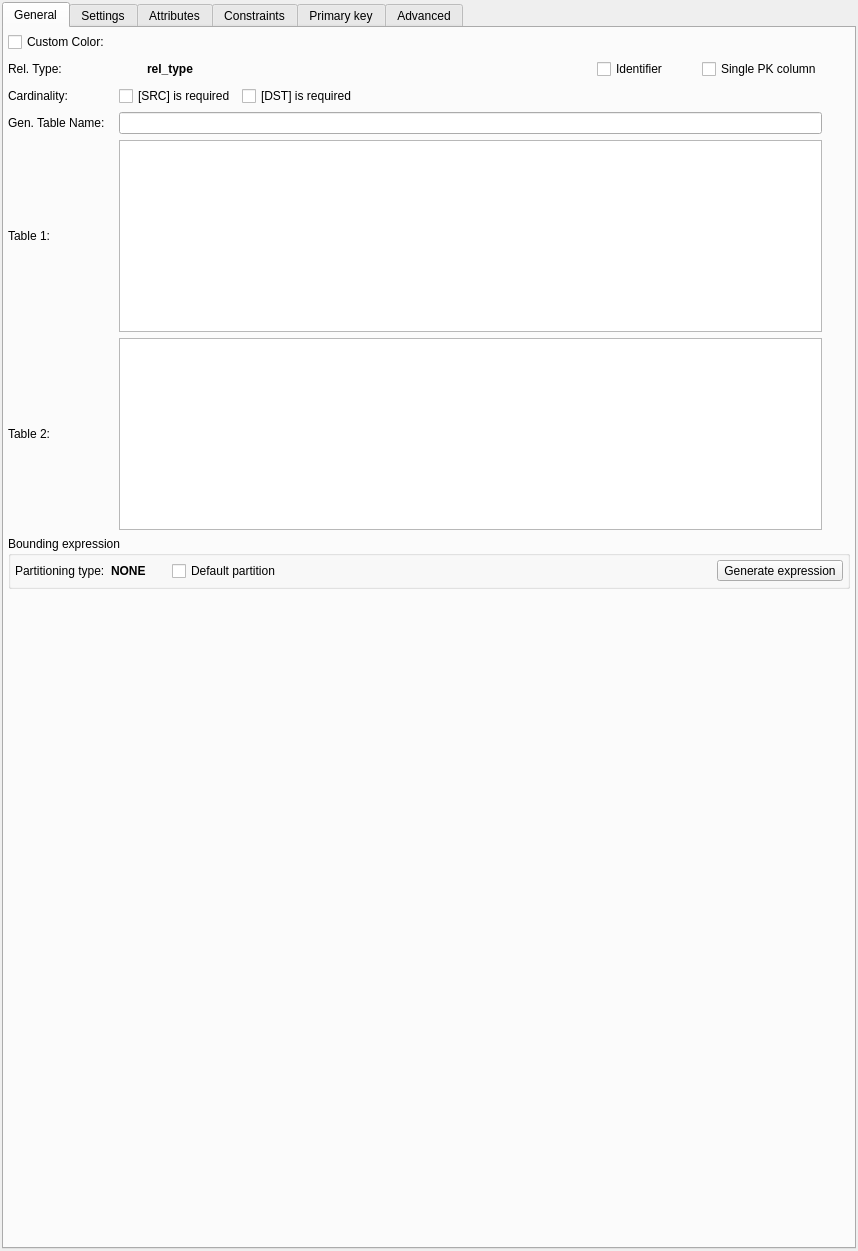
First picture: the form in libpgmodeler_ui/ui/relationshipwidget.ui, repository pgmodeler/pgmodeler, before the edit.
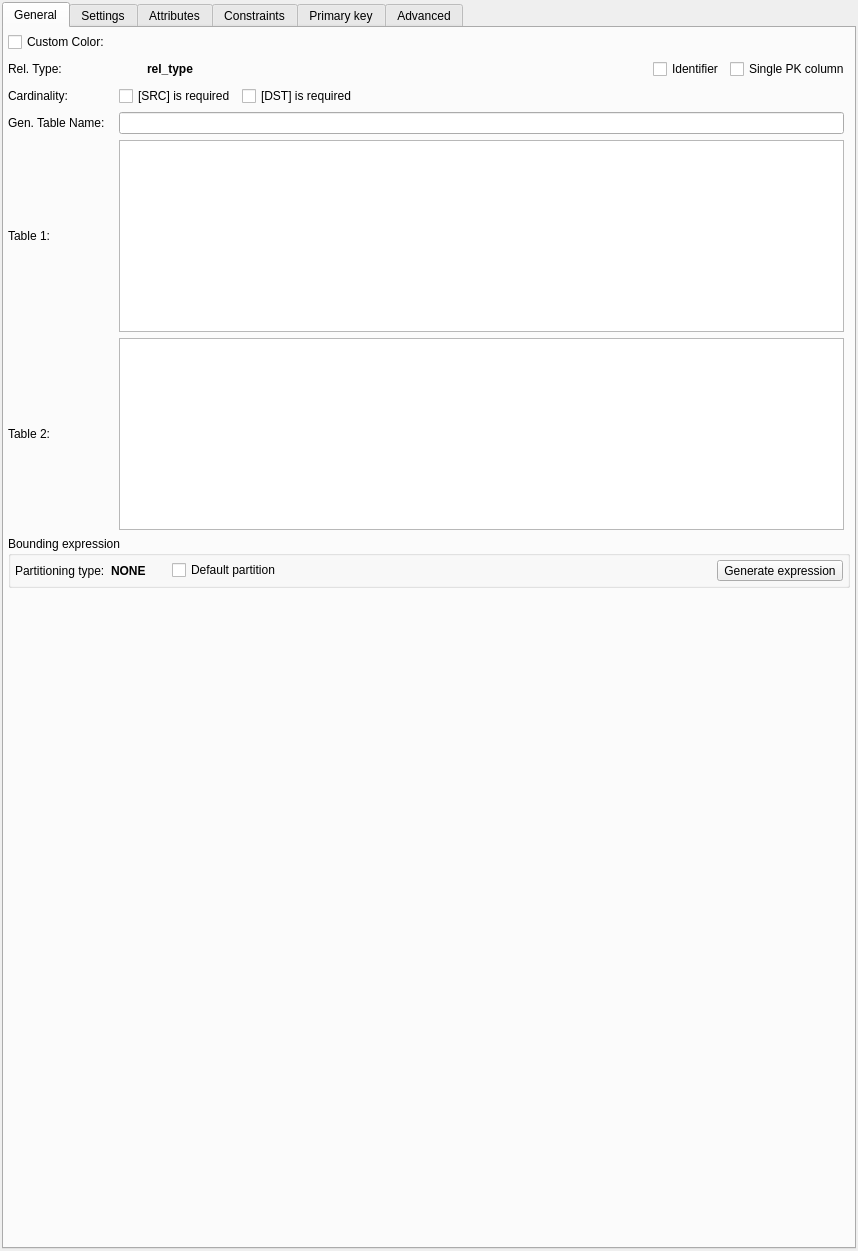
Second picture: the form after the edit. Icons and pictures are not drawn.

Commit message: Start to remove hint texts by using html tooltips on widgets

```diff
--- a/libpgmodeler_ui/ui/relationshipwidget.ui
+++ b/libpgmodeler_ui/ui/relationshipwidget.ui
@@ -106,28 +106,6 @@
          </property>
         </widget>
        </item>
-       <item row="3" column="2">
-        <widget class="QWidget" name="gen_tab_name_hint" native="true">
-         <property name="sizePolicy">
-          <sizepolicy hsizetype="Fixed" vsizetype="Fixed">
-           <horstretch>0</horstretch>
-           <verstretch>0</verstretch>
-          </sizepolicy>
-         </property>
-         <property name="minimumSize">
-          <size>
-           <width>22</width>
-           <height>22</height>
-          </size>
-         </property>
-         <property name="maximumSize">
-          <size>
-           <width>22</width>
-           <height>22</height>
-          </size>
-         </property>
-        </widget>
-       </item>
        <item row="2" column="0">
         <widget class="QLabel" name="card_lbl">
          <property name="sizePolicy">
@@ -206,28 +184,6 @@
          </property>
         </widget>
        </item>
-       <item row="6" column="2">
-        <widget class="QWidget" name="recv_table_hint" native="true">
-         <property name="sizePolicy">
-          <sizepolicy hsizetype="Fixed" vsizetype="Fixed">
-           <horstretch>0</horstretch>
-           <verstretch>0</verstretch>
-          </sizepolicy>
-         </property>
-         <property name="minimumSize">
-          <size>
-           <width>22</width>
-           <height>22</height>
-          </size>
-         </property>
-         <property name="maximumSize">
-          <size>
-           <width>22</width>
-           <height>22</height>
-          </size>
-         </property>
-        </widget>
-       </item>
        <item row="6" column="0">
         <widget class="QLabel" name="recv_table_lbl">
          <property name="sizePolicy">
@@ -359,36 +315,17 @@
                 <verstretch>0</verstretch>
                </sizepolicy>
               </property>
+              <property name="toolTip">
+               <string>&lt;p&gt;The receiver's primary key will be composed by the generated foreign key columns.&lt;/p&gt;</string>
+              </property>
               <property name="statusTip">
-               <string>The receiver's primary key will be composed by the generated foreign key columns.</string>
+               <string/>
               </property>
               <property name="text">
                <string>Identifier</string>
               </property>
              </widget>
             </item>
-            <item>
-             <widget class="QWidget" name="identifier_hint" native="true">
-              <property name="sizePolicy">
-               <sizepolicy hsizetype="Fixed" vsizetype="Fixed">
-                <horstretch>0</horstretch>
-                <verstretch>0</verstretch>
-               </sizepolicy>
-              </property>
-              <property name="minimumSize">
-               <size>
-                <width>22</width>
-                <height>22</height>
-               </size>
-              </property>
-              <property name="maximumSize">
-               <size>
-                <width>22</width>
-                <height>22</height>
-               </size>
-              </property>
-             </widget>
-            </item>
            </layout>
           </widget>
          </item>
@@ -421,36 +358,17 @@
                 <verstretch>0</verstretch>
                </sizepolicy>
               </property>
+              <property name="toolTip">
+               <string>&lt;p&gt;Instead of create a multi-valued primary key with the generated foreign keys columns a single column is created and used as primary key.&lt;/p&gt;</string>
+              </property>
               <property name="statusTip">
-               <string>Instead of create a multi-valued primary key with the generated foreign keys columns a single column is created and used as primary key.</string>
+               <string/>
               </property>
               <property name="text">
                <string>Single PK column</string>
               </property>
              </widget>
             </item>
-            <item>
-             <widget class="QWidget" name="single_pk_hint" native="true">
-              <property name="sizePolicy">
-               <sizepolicy hsizetype="Fixed" vsizetype="Fixed">
-                <horstretch>0</horstretch>
-                <verstretch>0</verstretch>
-               </sizepolicy>
-              </property>
-              <property name="minimumSize">
-               <size>
-                <width>22</width>
-                <height>22</height>
-               </size>
-              </property>
-              <property name="maximumSize">
-               <size>
-                <width>22</width>
-                <height>22</height>
-               </size>
-              </property>
-             </widget>
-            </item>
            </layout>
           </widget>
          </item>
@@ -476,28 +394,6 @@
          </property>
         </widget>
        </item>
-       <item row="4" column="2">
-        <widget class="QWidget" name="ref_table_hint" native="true">
-         <property name="sizePolicy">
-          <sizepolicy hsizetype="Fixed" vsizetype="Fixed">
-           <horstretch>0</horstretch>
-           <verstretch>0</verstretch>
-          </sizepolicy>
-         </property>
-         <property name="minimumSize">
-          <size>
-           <width>22</width>
-           <height>22</height>
-          </size>
-         </property>
-         <property name="maximumSize">
-          <size>
-           <width>22</width>
-           <height>22</height>
-          </size>
-         </property>
-        </widget>
-       </item>
        <item row="6" column="1">
         <widget class="QPlainTextEdit" name="recv_table_txt">
          <property name="sizePolicy">
@@ -638,36 +534,17 @@
             </item>
             <item>
              <widget class="QCheckBox" name="default_part_chk">
+              <property name="toolTip">
+               <string>&lt;p&gt;Default partitions are only supported on &lt;strong&gt;PostgreSQL 11+&lt;/strong&gt;. Using this option and exporting the code to PostgreSQL 10 syntax errors will be raised.&lt;/p&gt;</string>
+              </property>
               <property name="statusTip">
-               <string>Default partitions are only supported on &lt;strong&gt;PostgreSQL 11+&lt;/strong&gt;. Using this option and exporting the code to PostgreSQL 10 syntax errors will be raised.</string>
+               <string/>
               </property>
               <property name="text">
                <string>Default partition</string>
               </property>
              </widget>
             </item>
-            <item>
-             <widget class="QWidget" name="default_part_hint" native="true">
-              <property name="sizePolicy">
-               <sizepolicy hsizetype="Fixed" vsizetype="Fixed">
-                <horstretch>0</horstretch>
-                <verstretch>0</verstretch>
-               </sizepolicy>
-              </property>
-              <property name="minimumSize">
-               <size>
-                <width>22</width>
-                <height>22</height>
-               </size>
-              </property>
-              <property name="maximumSize">
-               <size>
-                <width>22</width>
-                <height>22</height>
-               </size>
-              </property>
-             </widget>
-            </item>
             <item>
              <spacer name="horizontalSpacer_2">
               <property name="orientation">
```
The commit also changes 8 other files.
